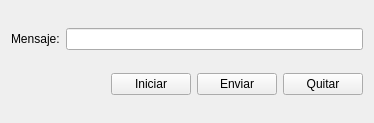
The window that mainwindow.ui (Gualtix/EDD_Pro1_Server) describes before a commit, drawn with Qt 5.
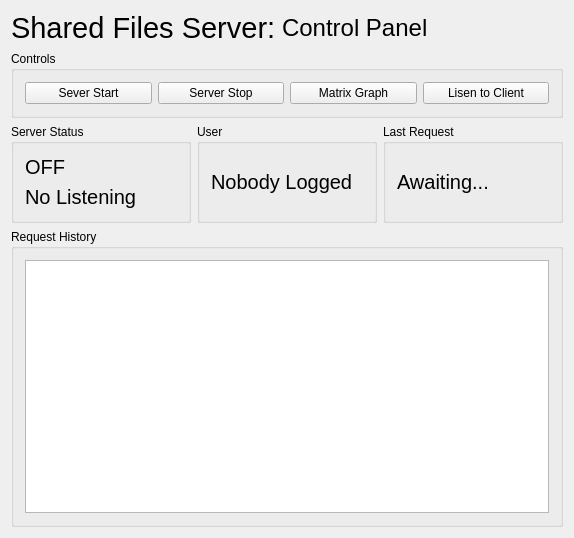
The same window after the commit.

Patch:
```diff
--- a/mainwindow.ui
+++ b/mainwindow.ui
@@ -6,32 +6,42 @@
    <rect>
     <x>0</x>
     <y>0</y>
-    <width>374</width>
-    <height>123</height>
+    <width>574</width>
+    <height>538</height>
    </rect>
   </property>
   <property name="windowTitle">
    <string>MainWindow</string>
   </property>
   <widget class="QWidget" name="centralWidget">
-   <layout class="QGridLayout" name="gridLayout_2">
+   <layout class="QGridLayout" name="gridLayout">
     <item row="0" column="0">
      <layout class="QHBoxLayout" name="horizontalLayout">
       <item>
        <widget class="QLabel" name="label">
+        <property name="font">
+         <font>
+          <pointsize>22</pointsize>
+         </font>
+        </property>
         <property name="text">
-         <string>Mensaje:</string>
+         <string>Shared Files Server:</string>
         </property>
        </widget>
       </item>
       <item>
-       <widget class="QLineEdit" name="msj"/>
+       <widget class="QLabel" name="label_2">
+        <property name="font">
+         <font>
+          <pointsize>18</pointsize>
+         </font>
+        </property>
+        <property name="text">
+         <string>Control Panel</string>
+        </property>
+       </widget>
       </item>
-     </layout>
-    </item>
-    <item row="1" column="0">
-     <layout class="QGridLayout" name="gridLayout">
-      <item row="0" column="0">
+      <item>
        <spacer name="horizontalSpacer">
         <property name="orientation">
          <enum>Qt::Horizontal</enum>
@@ -44,29 +54,144 @@
         </property>
        </spacer>
       </item>
-      <item row="0" column="1">
-       <widget class="QPushButton" name="iniciar">
-        <property name="text">
-         <string>Iniciar</string>
+     </layout>
+    </item>
+    <item row="1" column="0">
+     <widget class="QGroupBox" name="groupBox">
+      <property name="title">
+       <string>Controls</string>
+      </property>
+      <layout class="QVBoxLayout" name="verticalLayout_2">
+       <item>
+        <layout class="QHBoxLayout" name="horizontalLayout_5">
+         <item>
+          <widget class="QPushButton" name="btnServer_Start">
+           <property name="text">
+            <string>Sever Start</string>
+           </property>
+          </widget>
+         </item>
+         <item>
+          <widget class="QPushButton" name="btnServer_Stop">
+           <property name="text">
+            <string>Server Stop</string>
+           </property>
+          </widget>
+         </item>
+         <item>
+          <widget class="QPushButton" name="btnMatrix_Graph">
+           <property name="text">
+            <string>Matrix Graph</string>
+           </property>
+          </widget>
+         </item>
+         <item>
+          <widget class="QPushButton" name="btnLisent_to_Client">
+           <property name="text">
+            <string>Lisen to Client</string>
+           </property>
+          </widget>
+         </item>
+        </layout>
+       </item>
+      </layout>
+     </widget>
+    </item>
+    <item row="2" column="0">
+     <layout class="QHBoxLayout" name="horizontalLayout_3">
+      <item>
+       <widget class="QGroupBox" name="groupBox_2">
+        <property name="title">
+         <string>Server Status</string>
         </property>
+        <layout class="QHBoxLayout" name="horizontalLayout_2">
+         <item>
+          <layout class="QVBoxLayout" name="verticalLayout">
+           <item>
+            <widget class="QLabel" name="lblStatus">
+             <property name="font">
+              <font>
+               <pointsize>15</pointsize>
+              </font>
+             </property>
+             <property name="text">
+              <string>OFF</string>
+             </property>
+            </widget>
+           </item>
+           <item>
+            <widget class="QLabel" name="lblListening">
+             <property name="font">
+              <font>
+               <pointsize>15</pointsize>
+              </font>
+             </property>
+             <property name="text">
+              <string>No Listening</string>
+             </property>
+            </widget>
+           </item>
+          </layout>
+         </item>
+        </layout>
        </widget>
       </item>
-      <item row="0" column="2">
-       <widget class="QPushButton" name="enviar">
-        <property name="text">
-         <string>Enviar</string>
+      <item>
+       <widget class="QGroupBox" name="groupBox_3">
+        <property name="title">
+         <string>User</string>
         </property>
+        <layout class="QVBoxLayout" name="verticalLayout_3">
+         <item>
+          <widget class="QLabel" name="lblNickname">
+           <property name="font">
+            <font>
+             <pointsize>15</pointsize>
+            </font>
+           </property>
+           <property name="text">
+            <string>Nobody Logged</string>
+           </property>
+          </widget>
+         </item>
+        </layout>
        </widget>
       </item>
-      <item row="0" column="3">
-       <widget class="QPushButton" name="quitar">
-        <property name="text">
-         <string>Quitar</string>
+      <item>
+       <widget class="QGroupBox" name="groupBox_5">
+        <property name="title">
+         <string>Last Request</string>
         </property>
+        <layout class="QHBoxLayout" name="horizontalLayout_4">
+         <item>
+          <widget class="QLabel" name="lblLastReq">
+           <property name="font">
+            <font>
+             <pointsize>15</pointsize>
+            </font>
+           </property>
+           <property name="text">
+            <string>Awaiting...</string>
+           </property>
+          </widget>
+         </item>
+        </layout>
        </widget>
       </item>
      </layout>
     </item>
+    <item row="3" column="0">
+     <widget class="QGroupBox" name="groupBox_4">
+      <property name="title">
+       <string>Request History</string>
+      </property>
+      <layout class="QHBoxLayout" name="horizontalLayout_10">
+       <item>
+        <widget class="QTableWidget" name="tblRequest_History"/>
+       </item>
+      </layout>
+     </widget>
+    </item>
    </layout>
   </widget>
   <widget class="QMenuBar" name="menuBar">
```
Left out of the diff: 4 changed lines with no effect on the pictures.
